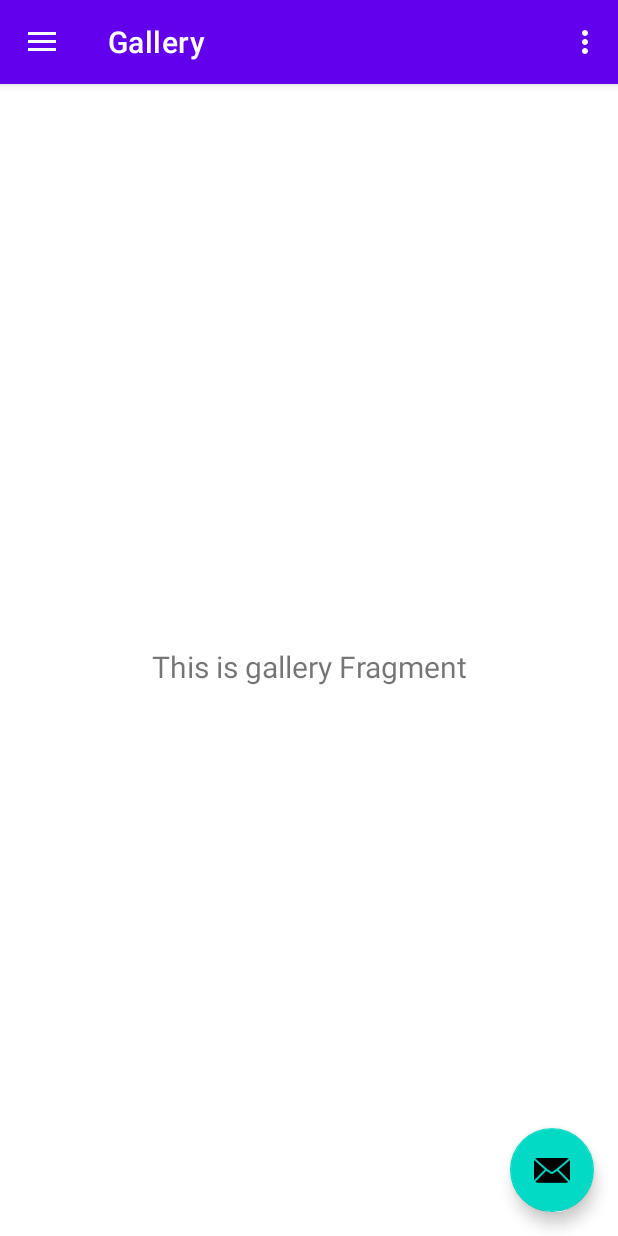
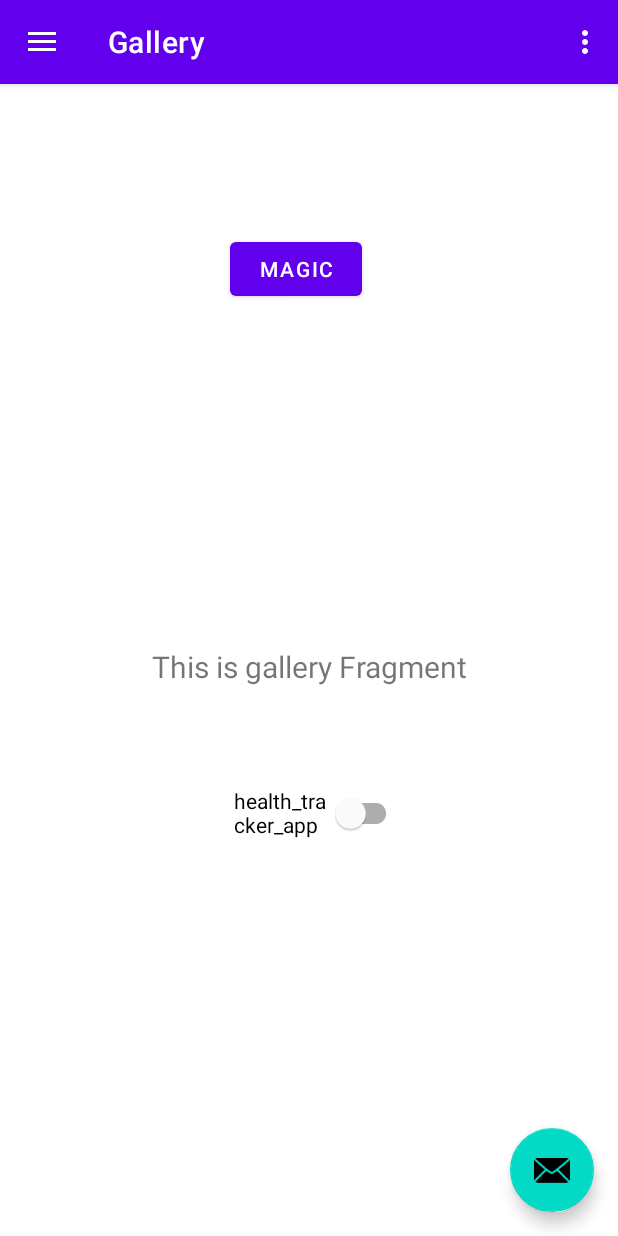
Before and after one commit to brunocastroibarburu94/android-demo, an Android app: the screen it shows after launch (MainActivity), in the side drawer, after a tap on "Gallery", on a phone screen of 412 x 824 dp. Run offline under Robolectric (Android 15) with nearby library versions, the phone set to English and light mode, and no system bars; our stand-ins replace navigation-ui.

Commit message:
Play around, addition of buttons, switches, run and modified unit test

```diff
--- a/app/build.gradle.kts
+++ b/app/build.gradle.kts
@@ -39,7 +39,8 @@ android {
 }
 
 dependencies {
-
+//https://github.com/KoalaPlot/koalaplot-core Charting lbrary
+//    implementation("io.github.koalaplot:koalaplot-core:0.8.0")
     implementation("androidx.core:core-ktx:1.16.0")
     implementation("androidx.appcompat:appcompat:1.7.0")
     implementation("com.google.android.material:material:1.12.0")
--- a/app/src/main/java/com/example/health_tracker_app/MainActivity.kt
+++ b/app/src/main/java/com/example/health_tracker_app/MainActivity.kt
@@ -26,7 +26,7 @@ class MainActivity : AppCompatActivity() {
         setSupportActionBar(binding.appBarMain.toolbar)
 
         binding.appBarMain.fab.setOnClickListener { view ->
-            Snackbar.make(view, "Replace with your own action", Snackbar.LENGTH_LONG)
+            Snackbar.make(view, "Replace with your own action!!!", Snackbar.LENGTH_LONG)
                     .setAction("Action", null).show()
         }
         val drawerLayout: DrawerLayout = binding.drawerLayout
@@ -36,8 +36,8 @@ class MainActivity : AppCompatActivity() {
         // menu should be considered as top level destinations.
         appBarConfiguration = AppBarConfiguration(setOf(
             R.id.nav_home, R.id.nav_gallery, R.id.nav_slideshow), drawerLayout)
-        setupActionBarWithNavController(navController, appBarConfiguration)
-        navView.setupWithNavController(navController)
+        setupActionBarWithNavController(navController, appBarConfiguration) // Add navifation bar
+        navView.setupWithNavController(navController) // Allows for page navigation
     }
 
     override fun onCreateOptionsMenu(menu: Menu): Boolean {
--- a/app/src/main/res/layout/fragment_gallery.xml
+++ b/app/src/main/res/layout/fragment_gallery.xml
@@ -1,11 +1,10 @@
 <?xml version="1.0" encoding="utf-8"?>
-<androidx.constraintlayout.widget.ConstraintLayout
-    xmlns:android="http://schemas.android.com/apk/res/android"
+<androidx.constraintlayout.widget.ConstraintLayout xmlns:android="http://schemas.android.com/apk/res/android"
     xmlns:app="http://schemas.android.com/apk/res-auto"
     xmlns:tools="http://schemas.android.com/tools"
     android:layout_width="match_parent"
     android:layout_height="match_parent"
-    tools:context=".ui.gallery.GalleryFragment" >
+    tools:context=".ui.gallery.GalleryFragment">
 
     <TextView
         android:id="@+id/text_gallery"
@@ -16,8 +15,29 @@
         android:layout_marginEnd="8dp"
         android:textAlignment="center"
         android:textSize="20sp"
+        app:layout_constraintBottom_toBottomOf="parent"
         app:layout_constraintEnd_toEndOf="parent"
         app:layout_constraintStart_toStartOf="parent"
-        app:layout_constraintTop_toTopOf="parent"
-        app:layout_constraintBottom_toBottomOf="parent" />
+        app:layout_constraintTop_toTopOf="parent" />
+
+    <Button
+        android:id="@+id/magicbutton"
+        android:layout_width="wrap_content"
+        android:layout_height="wrap_content"
+        android:layout_marginStart="153dp"
+        android:layout_marginTop="99dp"
+        android:text="@string/magic"
+        app:layout_constraintStart_toStartOf="parent"
+        app:layout_constraintTop_toTopOf="parent" />
+
+    <com.google.android.material.switchmaterial.SwitchMaterial
+        android:id="@+id/switch2"
+        android:layout_width="112dp"
+        android:layout_height="64dp"
+        android:layout_marginStart="156dp"
+        android:layout_marginTop="52dp"
+        android:text="@string/app_name"
+        app:layout_constraintStart_toStartOf="parent"
+        app:layout_constraintTop_toBottomOf="@id/text_gallery" />
+
 </androidx.constraintlayout.widget.ConstraintLayout>
--- a/app/src/main/res/values/strings.xml
+++ b/app/src/main/res/values/strings.xml
@@ -10,4 +10,6 @@
     <string name="menu_home">Home</string>
     <string name="menu_gallery">Gallery</string>
     <string name="menu_slideshow">Slideshow</string>
+    <string name="magic">Magic</string>
+    <string name="meinswitch">Switch</string>
 </resources>
```
Also changed, not shown: 3 other files.
